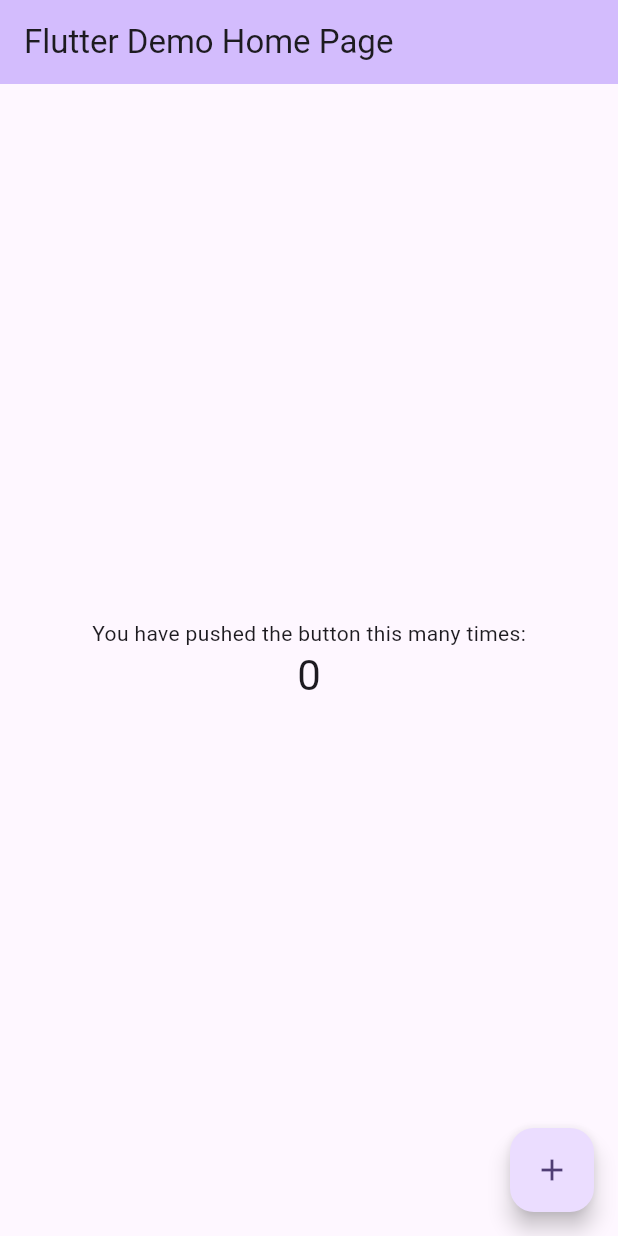
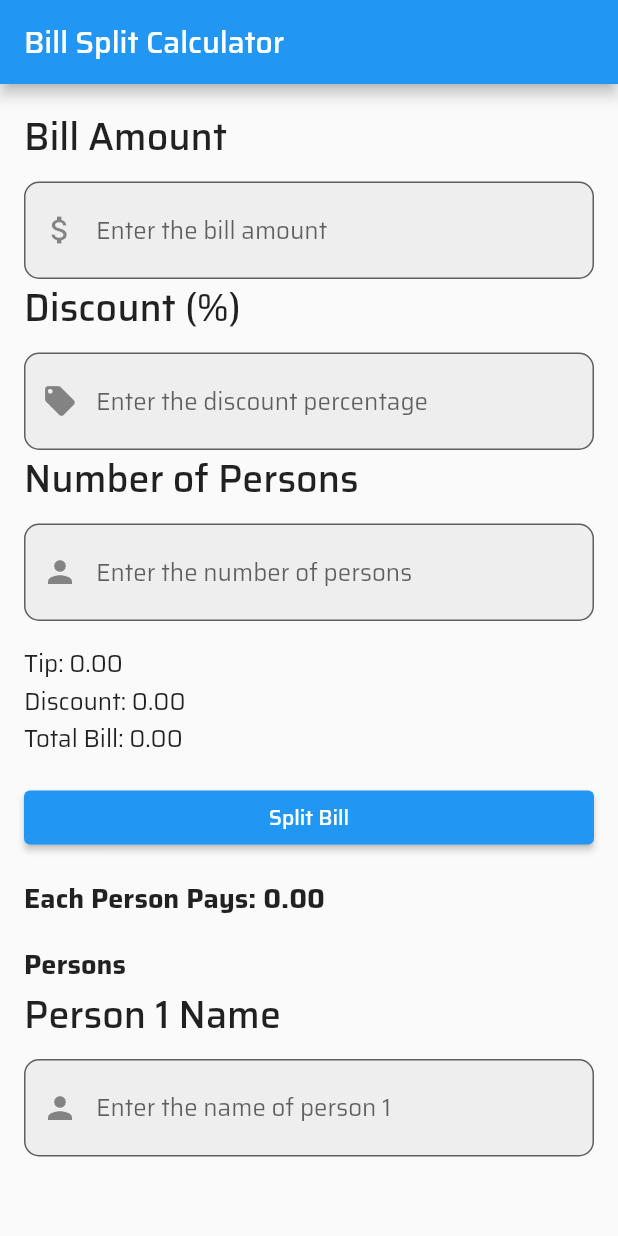
Before and after one commit to SeAliijaz/Bill_Split_Calculator, a Flutter app: the screen it shows after launch, on a phone screen of 412 x 824 dp. Run offline on Flutter 3.47's test engine with Material 2 defaults, Android fonts, the phone set to English and light mode, and no system bars; our stand-ins replace google_fonts.

Commit message:
Done (But Some Changes Needed)

```diff
--- /dev/null
+++ b/lib/Constants/constants.dart
@@ -0,0 +1,3 @@
+class AppConstants {}
+
+class AppColors {}
--- /dev/null
+++ b/lib/Custom_Widgets/reusable_formfield.dart
@@ -0,0 +1,68 @@
+import 'package:flutter/material.dart';
+
+///Reusable with title and form
+class ReUsableFormField extends StatelessWidget {
+  ///var
+  final String? textTitle;
+  final String? hintText;
+  final IconData? prefixIcon;
+  final bool? filled;
+  final Color? fillColor;
+  final TextEditingController? textEditingController;
+  final String? Function(String?)? validator;
+  final void Function(String)? onChanged;
+
+  ///consts
+  const ReUsableFormField({
+    super.key,
+    this.textTitle,
+    this.hintText,
+    this.prefixIcon,
+    this.filled = false,
+    this.fillColor,
+    this.textEditingController,
+    this.validator,
+    this.onChanged,
+  });
+
+  @override
+  Widget build(BuildContext context) {
+    return SizedBox(
+      child: Column(
+        children: [
+          ///Text
+          Align(
+            alignment: Alignment.centerLeft,
+            child: Text(
+              textTitle ?? "textTitle",
+              textAlign: TextAlign.center,
+              style: TextStyle(
+                fontSize: 25.0,
+                fontWeight: FontWeight.w500,
+              ),
+            ),
+          ),
+
+          ///SizedBox
+          SizedBox(height: 10),
+
+          ///FormField
+          TextFormField(
+            controller: textEditingController,
+            validator: validator,
+            decoration: InputDecoration(
+              filled: filled,
+              fillColor: fillColor,
+              prefixIcon: Icon(prefixIcon ?? Icons.person_outline),
+              hintText: hintText ?? "hintText",
+              border: OutlineInputBorder(
+                borderRadius: BorderRadius.circular(10),
+              ),
+            ),
+            onChanged: onChanged,
+          ),
+        ],
+      ),
+    );
+  }
+}
--- /dev/null
+++ b/lib/Screen/home_screen.dart
@@ -0,0 +1,221 @@
+import 'package:bill_split_calculator/Custom_Widgets/reusable_formfield.dart';
+import 'package:flutter/material.dart';
+
+class HomeScreen extends StatefulWidget {
+  const HomeScreen({Key? key}) : super(key: key);
+
+  @override
+  _HomeScreenState createState() => _HomeScreenState();
+}
+
+class _HomeScreenState extends State<HomeScreen> {
+  double tipPercentage = 0.0;
+  double discountPercentage = 0.0;
+  int numberOfPersons = 1;
+
+  TextEditingController billController = TextEditingController();
+  List<TextEditingController> personNameControllers = [];
+
+  @override
+  void initState() {
+    super.initState();
+    personNameControllers =
+        List.generate(numberOfPersons, (_) => TextEditingController());
+  }
+
+  @override
+  void dispose() {
+    for (var controller in personNameControllers) {
+      controller.dispose();
+    }
+    super.dispose();
+  }
+
+  void updateNumberOfPersons(int value) {
+    setState(() {
+      numberOfPersons = value;
+      personNameControllers =
+          List.generate(value, (_) => TextEditingController());
+    });
+  }
+
+  @override
+  Widget build(BuildContext context) {
+    return Scaffold(
+      appBar: AppBar(
+        title: const Text('Bill Split Calculator'),
+      ),
+      body: Container(
+        child: ListView(
+          padding: const EdgeInsets.all(16.0),
+          children: [
+            ReUsableFormField(
+              textTitle: 'Bill Amount',
+              hintText: 'Enter the bill amount',
+              prefixIcon: Icons.attach_money,
+              filled: true,
+              fillColor: Colors.grey[200],
+              textEditingController: billController,
+              validator: (value) {
+                if (value == null || value.isEmpty) {
+                  return 'Please enter the bill amount';
+                }
+                return null;
+              },
+            ),
+            ReUsableFormField(
+              textTitle: 'Discount (%)',
+              hintText: 'Enter the discount percentage',
+              prefixIcon: Icons.local_offer,
+              filled: true,
+              fillColor: Colors.grey[200],
+              textEditingController: TextEditingController(),
+              validator: (value) {
+                return null;
+              },
+            ),
+            ReUsableFormField(
+              textTitle: 'Number of Persons',
+              hintText: 'Enter the number of persons',
+              prefixIcon: Icons.person,
+              filled: true,
+              fillColor: Colors.grey[200],
+              textEditingController: TextEditingController(),
+              onChanged: (value) {
+                int numberOfPersons = int.tryParse(value) ?? 0;
+                updateNumberOfPersons(numberOfPersons);
+              },
+              validator: (value) {
+                return null;
+              },
+            ),
+            const SizedBox(height: 16),
+            Text(
+              'Tip: ${calculateTipAmount().toStringAsFixed(2)}',
+              style: const TextStyle(fontSize: 16),
+            ),
+            Text(
+              'Discount: ${calculateDiscountAmount().toStringAsFixed(2)}',
+              style: const TextStyle(fontSize: 16),
+            ),
+            Text(
+              'Total Bill: ${calculateFinalBill().toStringAsFixed(2)}',
+              style: const TextStyle(fontSize: 16),
+            ),
+            const SizedBox(height: 16),
+            ElevatedButton(
+              onPressed: () {
+                splitBill();
+              },
+              child: const Text('Split Bill'),
+            ),
+            const SizedBox(height: 16),
+            Text(
+              'Each Person Pays: ${calculateSplitAmount().toStringAsFixed(2)}',
+              style: const TextStyle(fontSize: 18, fontWeight: FontWeight.bold),
+            ),
+            const SizedBox(height: 16),
+            const Text(
+              'Persons',
+              style: TextStyle(fontSize: 18, fontWeight: FontWeight.bold),
+            ),
+            ListView.builder(
+              shrinkWrap: true,
+              physics: const NeverScrollableScrollPhysics(),
+              itemCount: numberOfPersons,
+              itemBuilder: (context, index) {
+                return ReUsableFormField(
+                  textTitle: 'Person ${index + 1} Name',
+                  hintText: 'Enter the name of person ${index + 1}',
+                  prefixIcon: Icons.person,
+                  filled: true,
+                  fillColor: Colors.grey[200],
+                  textEditingController: personNameControllers[index],
+                  validator: (value) {
+                    return null;
+                  },
+                );
+              },
+            ),
+          ],
+        ),
+      ),
+    );
+  }
+
+  double calculateTipAmount() {
+    double totalBill = 0;
+    try {
+      totalBill = double.parse(billController.text);
+    } catch (e) {
+      print('Invalid bill amount');
+    }
+    double tipAmount = totalBill * (tipPercentage / 100);
+    return tipAmount;
+  }
+
+  double calculateDiscountAmount() {
+    double totalBill = 0;
+    try {
+      totalBill = double.parse(billController.text);
+    } catch (e) {
+      print('Invalid bill amount');
+    }
+    double discountAmount = totalBill * (discountPercentage / 100);
+    return discountAmount;
+  }
+
+  double calculateFinalBill() {
+    double totalBill = 0;
+    try {
+      totalBill = double.parse(billController.text);
+    } catch (e) {
+      print('Invalid bill amount');
+    }
+    double tipAmount = calculateTipAmount();
+    double discountAmount = calculateDiscountAmount();
+    double finalBill = totalBill - discountAmount + tipAmount;
+    return finalBill;
+  }
+
+  double calculateSplitAmount() {
+    double finalBill = 0;
+    try {
+      finalBill = calculateFinalBill();
+    } catch (e) {
+      print('Error calculating the final bill');
+    }
+    double splitAmount = finalBill / numberOfPersons;
+    return splitAmount;
+  }
+
+  void splitBill() {
+    double splitAmount = calculateSplitAmount();
+    showDialog(
+      context: context,
+      builder: (context) {
+        return AlertDialog(
+          title: const Text('Split Bill'),
+          content: Column(
+            mainAxisSize: MainAxisSize.min,
+            crossAxisAlignment: CrossAxisAlignment.start,
+            children: [
+              for (int i = 0; i < numberOfPersons; i++)
+                Text(
+                  '${personNameControllers[i].text}: \$${splitAmount.toStringAsFixed(2)}',
+                ),
+            ],
+          ),
+          actions: [
+            TextButton(
+              onPressed: () {
+                Navigator.of(context).pop();
+              },
+              child: const Text('Close'),
+            ),
+          ],
+        );
+      },
+    );
+  }
+}
--- a/lib/main.dart
+++ b/lib/main.dart
@@ -1,125 +1,33 @@
+import 'package:bill_split_calculator/Screen/home_screen.dart';
 import 'package:flutter/material.dart';
+import 'package:google_fonts/google_fonts.dart';
 
 void main() {
   runApp(const MyApp());
 }
 
 class MyApp extends StatelessWidget {
-  const MyApp({super.key});
+  const MyApp({Key? key}) : super(key: key);
 
-  // This widget is the root of your application.
   @override
   Widget build(BuildContext context) {
     return MaterialApp(
-      title: 'Flutter Demo',
+      ///title of app
+      title: 'Bill Split Calculator',
+
+      ///debugShowCheckedModeBanner
+      debugShowCheckedModeBanner: false,
+
+      ///theme of app
       theme: ThemeData(
-        // This is the theme of your application.
-        //
-        // TRY THIS: Try running your application with "flutter run". You'll see
-        // the application has a blue toolbar. Then, without quitting the app,
-        // try changing the seedColor in the colorScheme below to Colors.green
-        // and then invoke "hot reload" (save your changes or press the "hot
-        // reload" button in a Flutter-supported IDE, or press "r" if you used
-        // the command line to start the app).
-        //
-        // Notice that the counter didn't reset back to zero; the application
-        // state is not lost during the reload. To reset the state, use hot
-        // restart instead.
-        //
-        // This works for code too, not just values: Most code changes can be
-        // tested with just a hot reload.
-        colorScheme: ColorScheme.fromSeed(seedColor: Colors.deepPurple),
-        useMaterial3: true,
+        ///Text Theme
+        textTheme: GoogleFonts.sairaTextTheme(
+          Theme.of(context).textTheme,
+        ),
       ),
-      home: const MyHomePage(title: 'Flutter Demo Home Page'),
+
+      ///[initial Route]
+      home: HomeScreen(),
     );
   }
 }
-
-class MyHomePage extends StatefulWidget {
-  const MyHomePage({super.key, required this.title});
-
-  // This widget is the home page of your application. It is stateful, meaning
-  // that it has a State object (defined below) that contains fields that affect
-  // how it looks.
-
-  // This class is the configuration for the state. It holds the values (in this
-  // case the title) provided by the parent (in this case the App widget) and
-  // used by the build method of the State. Fields in a Widget subclass are
-  // always marked "final".
-
-  final String title;
-
-  @override
-  State<MyHomePage> createState() => _MyHomePageState();
-}
-
-class _MyHomePageState extends State<MyHomePage> {
-  int _counter = 0;
-
-  void _incrementCounter() {
-    setState(() {
-      // This call to setState tells the Flutter framework that something has
-      // changed in this State, which causes it to rerun the build method below
-      // so that the display can reflect the updated values. If we changed
-      // _counter without calling setState(), then the build method would not be
-      // called again, and so nothing would appear to happen.
-      _counter++;
-    });
-  }
-
-  @override
-  Widget build(BuildContext context) {
-    // This method is rerun every time setState is called, for instance as done
-    // by the _incrementCounter method above.
-    //
-    // The Flutter framework has been optimized to make rerunning build methods
-    // fast, so that you can just rebuild anything that needs updating rather
-    // than having to individually change instances of widgets.
-    return Scaffold(
-      appBar: AppBar(
-        // TRY THIS: Try changing the color here to a specific color (to
-        // Colors.amber, perhaps?) and trigger a hot reload to see the AppBar
-        // change color while the other colors stay the same.
-        backgroundColor: Theme.of(context).colorScheme.inversePrimary,
-        // Here we take the value from the MyHomePage object that was created by
-        // the App.build method, and use it to set our appbar title.
-        title: Text(widget.title),
-      ),
-      body: Center(
-        // Center is a layout widget. It takes a single child and positions it
-        // in the middle of the parent.
-        child: Column(
-          // Column is also a layout widget. It takes a list of children and
-          // arranges them vertically. By default, it sizes itself to fit its
-          // children horizontally, and tries to be as tall as its parent.
-          //
-          // Column has various properties to control how it sizes itself and
-          // how it positions its children. Here we use mainAxisAlignment to
-          // center the children vertically; the main axis here is the vertical
-          // axis because Columns are vertical (the cross axis would be
-          // horizontal).
-          //
-          // TRY THIS: Invoke "debug painting" (choose the "Toggle Debug Paint"
-          // action in the IDE, or press "p" in the console), to see the
-          // wireframe for each widget.
-          mainAxisAlignment: MainAxisAlignment.center,
-          children: <Widget>[
-            const Text(
-              'You have pushed the button this many times:',
-            ),
-            Text(
-              '$_counter',
-              style: Theme.of(context).textTheme.headlineMedium,
-            ),
-          ],
-        ),
-      ),
-      floatingActionButton: FloatingActionButton(
-        onPressed: _incrementCounter,
-        tooltip: 'Increment',
-        child: const Icon(Icons.add),
-      ), // This trailing comma makes auto-formatting nicer for build methods.
-    );
-  }
-}
--- a/pubspec.yaml
+++ b/pubspec.yaml
@@ -35,6 +35,7 @@ dependencies:
   # The following adds the Cupertino Icons font to your application.
   # Use with the CupertinoIcons class for iOS style icons.
   cupertino_icons: ^1.0.2
+  google_fonts: ^5.1.0
 
 dev_dependencies:
   flutter_test:
```
Also changed, not shown: lib/Calculations/calculator_formulas.dart (added, +36 -0 lines), lib/Constants/mediaquery_size.dart (added, +15 -0 lines), lib/Custom_Widgets/reusable_bottomsheet.dart (added, +38 -0 lines), lib/Custom_Widgets/reusable_dialog.dart (added, +25 -0 lines), pubspec.lock, 1 other file.
